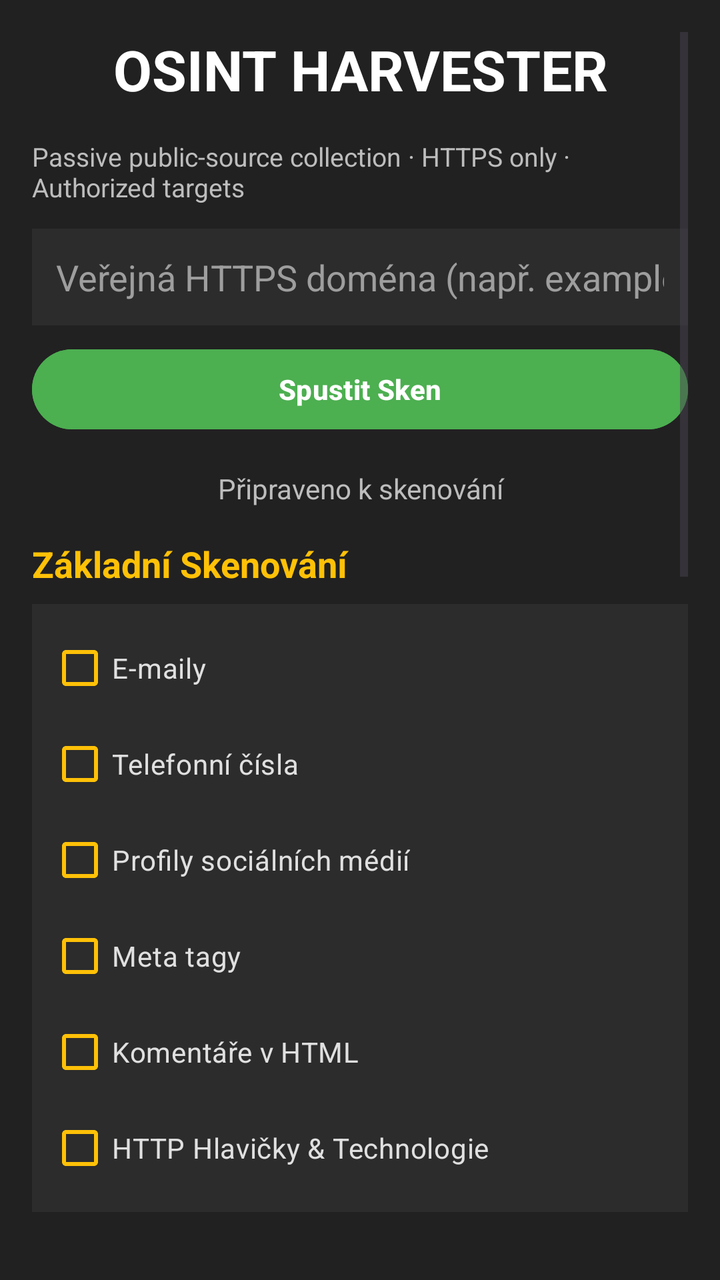
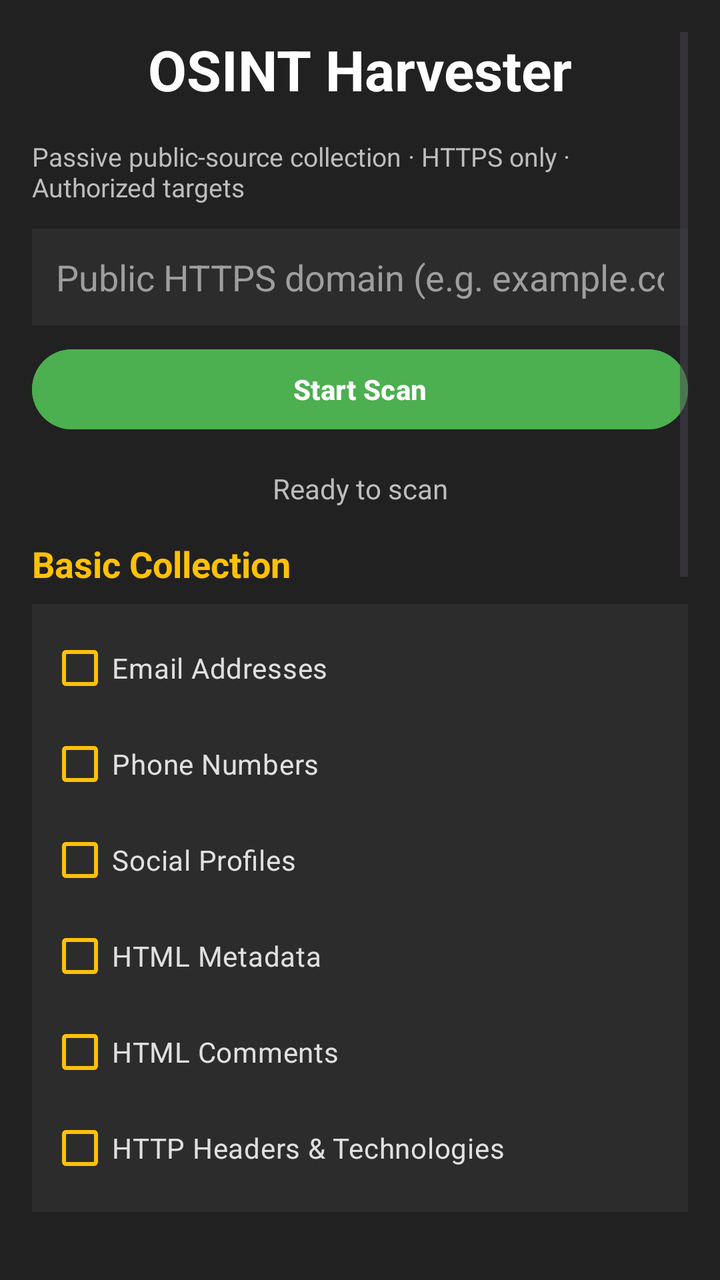

An Android layout rendered at two revisions. The XML below is the earlier revision; the diff shows what the commit changed to produce the second picture.
<!-- AndroidManifest.xml: application theme Theme.OsintHarvester -->
<!-- res/layout/activity_main.xml -->
<?xml version="1.0" encoding="utf-8"?>
<ScrollView xmlns:android="http://schemas.android.com/apk/res/android"
    xmlns:tools="http://schemas.android.com/tools"
    android:layout_width="match_parent"
    android:layout_height="match_parent"
    android:padding="16dp"
    android:background="#212121"
    tools:context=".MainActivity">

    <LinearLayout
        android:layout_width="match_parent"
        android:layout_height="wrap_content"
        android:orientation="vertical">

        
        <TextView
            android:id="@+id/app_title"
            android:layout_width="match_parent"
            android:layout_height="wrap_content"
            android:text="OSINT HARVESTER"
            android:textSize="28sp"
            android:textStyle="bold"
            android:textColor="#FFFFFF"
            android:gravity="center_horizontal"
            android:layout_marginBottom="16dp"/>

        <TextView
            android:layout_width="match_parent"
            android:layout_height="wrap_content"
            android:text="Passive public-source collection · HTTPS only · Authorized targets"
            android:textColor="#BDBDBD"
            android:textSize="13sp"
            android:layout_marginBottom="12dp"/>

        
        <EditText
            android:id="@+id/url_input"
            android:layout_width="match_parent"
            android:layout_height="wrap_content"
            android:hint="Veřejná HTTPS doména (např. example.com)"
            android:textColorHint="#9E9E9E"
            android:inputType="textUri"
            android:background="#2C2C2C"
            android:padding="12dp"
            android:textColor="#E0E0E0"
            android:layout_marginBottom="8dp"/>

        
        <Button
            android:id="@+id/scan_button"
            android:layout_width="match_parent"
            android:layout_height="wrap_content"
            android:text="Spustit Sken"
            android:backgroundTint="#4CAF50"
            android:textColor="#FFFFFF"
            android:textStyle="bold"
            android:layout_marginBottom="16dp"/>

        <Button
            android:id="@+id/cancel_button"
            android:layout_width="match_parent"
            android:layout_height="wrap_content"
            android:text="Zrušit sken"
            android:backgroundTint="#616161"
            android:textColor="#FFFFFF"
            android:visibility="gone"
            android:layout_marginBottom="12dp"/>

        
        <ProgressBar
            android:id="@+id/progress_bar"
            style="?android:attr/progressBarStyleHorizontal"
            android:layout_width="match_parent"
            android:layout_height="wrap_content"
            android:visibility="gone"
            android:indeterminate="true"
            android:indeterminateTint="#03A9F4"
            android:layout_marginBottom="8dp"/>

        <TextView
            android:id="@+id/status_text"
            android:layout_width="match_parent"
            android:layout_height="wrap_content"
            android:text="Připraveno k skenování"
            android:textColor="#BDBDBD"
            android:textSize="14sp"
            android:gravity="center_horizontal"
            android:layout_marginBottom="16dp"/>

        
        <TextView
            android:layout_width="match_parent"
            android:layout_height="wrap_content"
            android:text="Základní Skenování"
            android:textColor="#FFC107"
            android:textSize="18sp"
            android:textStyle="bold"
            android:layout_marginBottom="8dp"/>

        <LinearLayout
            android:layout_width="match_parent"
            android:layout_height="wrap_content"
            android:orientation="vertical"
            android:background="#2C2C2C"
            android:padding="8dp"
            android:layout_marginBottom="16dp">

            <CheckBox android:id="@+id/emails_check"
                android:layout_width="wrap_content"
                android:layout_height="wrap_content"
                android:text="E-maily"
                android:textColor="#E0E0E0"
                android:buttonTint="#FFC107"/>
            <CheckBox android:id="@+id/phones_check"
                android:layout_width="wrap_content"
                android:layout_height="wrap_content"
                android:text="Telefonní čísla"
                android:textColor="#E0E0E0"
                android:buttonTint="#FFC107"/>
            <CheckBox android:id="@+id/social_check"
                android:layout_width="wrap_content"
                android:layout_height="wrap_content"
                android:text="Profily sociálních médií"
                android:textColor="#E0E0E0"
                android:buttonTint="#FFC107"/>
            <CheckBox android:id="@+id/meta_tags_check"
                android:layout_width="wrap_content"
                android:layout_height="wrap_content"
                android:text="Meta tagy"
                android:textColor="#E0E0E0"
                android:buttonTint="#FFC107"/>
            <CheckBox android:id="@+id/comments_check"
                android:layout_width="wrap_content"
                android:layout_height="wrap_content"
                android:text="Komentáře v HTML"
                android:textColor="#E0E0E0"
                android:buttonTint="#FFC107"/>
            <CheckBox android:id="@+id/http_headers_check"
                android:layout_width="wrap_content"
                android:layout_height="wrap_content"
                android:text="HTTP Hlavičky &amp; Technologie"
                android:textColor="#E0E0E0"
                android:buttonTint="#FFC107"/>
        </LinearLayout>

        
        <TextView
            android:layout_width="match_parent"
            android:layout_height="wrap_content"
            android:text="Pokročilé OSINT"
            android:textColor="#FFC107"
            android:textSize="18sp"
            android:textStyle="bold"
            android:layout_marginBottom="8dp"/>

        <LinearLayout
            android:layout_width="match_parent"
            android:layout_height="wrap_content"
            android:orientation="vertical"
            android:background="#2C2C2C"
            android:padding="8dp"
            android:layout_marginBottom="16dp">

            <CheckBox android:id="@+id/subdomains_check"
                android:layout_width="wrap_content"
                android:layout_height="wrap_content"
                android:text="Subdomény (crt.sh)"
                android:textColor="#E0E0E0"
                android:buttonTint="#FFC107"/>

            <CheckBox android:id="@+id/deep_crawl_check"
                android:layout_width="wrap_content"
                android:layout_height="wrap_content"
                android:text="Hluboké skenování (Deep Crawl)"
                android:textColor="#E0E0E0"
                android:buttonTint="#FFC107"/>

            
            <TextView
                android:id="@+id/depth_label"
                android:layout_width="match_parent"
                android:layout_height="wrap_content"
                android:layout_marginStart="8dp"
                android:layout_marginTop="4dp"
                android:layout_marginBottom="4dp"
                android:textColor="#BDBDBD"
                android:text="Hloubka skenování: 1"
                android:textSize="14sp"/>

            <SeekBar
                android:id="@+id/depth_seekbar"
                android:layout_width="match_parent"
                android:layout_height="wrap_content"
                android:layout_marginBottom="8dp"
                android:progressTint="#03A9F4"
                android:thumbTint="#03A9F4"/>

            <CheckBox android:id="@+id/wayback_check"
                android:layout_width="wrap_content"
                android:layout_height="wrap_content"
                android:text="Wayback Machine"
                android:textColor="#E0E0E0"
                android:buttonTint="#FFC107"/>
            <CheckBox android:id="@+id/reverse_ip_check"
                android:layout_width="wrap_content"
                android:layout_height="wrap_content"
                android:text="Reverzní IP lookup"
                android:textColor="#E0E0E0"
                android:buttonTint="#FFC107"/>
            <CheckBox android:id="@+id/dns_records_check"
                android:layout_width="wrap_content"
                android:layout_height="wrap_content"
                android:text="DNS záznamy"
                android:textColor="#E0E0E0"
                android:buttonTint="#FFC107"/>
            <CheckBox android:id="@+id/whois_check"
                android:layout_width="wrap_content"
                android:layout_height="wrap_content"
                android:text="Domain registration (RDAP)"
                android:textColor="#E0E0E0"
                android:buttonTint="#FFC107"/>

            
            <CheckBox android:id="@+id/file_detect_check"
                android:layout_width="wrap_content"
                android:layout_height="wrap_content"
                android:text="Veřejné metadata soubory"
                android:textColor="#E0E0E0"
                android:buttonTint="#FFC107"/>

        </LinearLayout>

        
        <TextView
            android:layout_width="match_parent"
            android:layout_height="wrap_content"
            android:text="Bezpečnostní Analýza"
            android:textColor="#FFC107"
            android:textSize="18sp"
            android:textStyle="bold"
            android:layout_marginBottom="8dp"/>

        <LinearLayout
            android:layout_width="match_parent"
            android:layout_height="wrap_content"
            android:orientation="vertical"
            android:background="#2C2C2C"
            android:padding="8dp"
            android:layout_marginBottom="16dp">

            <CheckBox android:id="@+id/ssl_check"
                android:layout_width="wrap_content"
                android:layout_height="wrap_content"
                android:text="SSL certifikát"
                android:textColor="#E0E0E0"
                android:buttonTint="#FFC107"/>
            <CheckBox android:id="@+id/api_keys_check"
                android:layout_width="wrap_content"
                android:layout_height="wrap_content"
                android:text="Možné API klíče (maskované)"
                android:textColor="#E0E0E0"
                android:buttonTint="#FFC107"/>
            <CheckBox android:id="@+id/error_check"
                android:layout_width="wrap_content"
                android:layout_height="wrap_content"
                android:text="Chybové zprávy"
                android:textColor="#E0E0E0"
                android:buttonTint="#FFC107"/>
            <CheckBox android:id="@+id/directories_check"
                android:layout_width="wrap_content"
                android:layout_height="wrap_content"
                android:text="Veřejné standardní cesty (HEAD)"
                android:textColor="#E0E0E0"
                android:buttonTint="#FFC107"/>
            <CheckBox android:id="@+id/robots_txt_check"
                android:layout_width="wrap_content"
                android:layout_height="wrap_content"
                android:text="robots.txt a Disallow"
                android:textColor="#E0E0E0"
                android:buttonTint="#FFC107"/>
        </LinearLayout>

        
        <TextView
            android:layout_width="match_parent"
            android:layout_height="wrap_content"
            android:text="Výsledky Skenování"
            android:textColor="#FFC107"
            android:textSize="18sp"
            android:textStyle="bold"
            android:layout_marginBottom="8dp"/>

        <LinearLayout
            android:id="@+id/results_container"
            android:layout_width="match_parent"
            android:layout_height="wrap_content"
            android:orientation="vertical"
            android:background="#2C2C2C"
            android:padding="8dp"/>
    </LinearLayout>
</ScrollView>
<!-- resources referenced by this layout -->
<resources>
  <style name="Theme.OsintHarvester" parent="Base.Theme.OsintHarvester" />
  <style name="Base.Theme.OsintHarvester" parent="Theme.Material3.DayNight.NoActionBar">
          
          
      </style>
</resources>

<!-- the commit's change to res/layout/activity_main.xml (unified diff, before → after) -->
@@ -17,7 +17,7 @@
             android:id="@+id/app_title"
             android:layout_width="match_parent"
             android:layout_height="wrap_content"
-            android:text="OSINT HARVESTER"
+            android:text="@string/app_name"
             android:textSize="28sp"
             android:textStyle="bold"
             android:textColor="#FFFFFF"
@@ -27,7 +27,7 @@
         <TextView
             android:layout_width="match_parent"
             android:layout_height="wrap_content"
-            android:text="Passive public-source collection · HTTPS only · Authorized targets"
+            android:text="@string/app_tagline"
             android:textColor="#BDBDBD"
             android:textSize="13sp"
             android:layout_marginBottom="12dp"/>
@@ -37,7 +37,7 @@
             android:id="@+id/url_input"
             android:layout_width="match_parent"
             android:layout_height="wrap_content"
-            android:hint="Veřejná HTTPS doména (např. example.com)"
+            android:hint="@string/target_url_hint"
             android:textColorHint="#9E9E9E"
             android:inputType="textUri"
             android:background="#2C2C2C"
@@ -50,7 +50,7 @@
             android:id="@+id/scan_button"
             android:layout_width="match_parent"
             android:layout_height="wrap_content"
-            android:text="Spustit Sken"
+            android:text="@string/scan_button"
             android:backgroundTint="#4CAF50"
             android:textColor="#FFFFFF"
             android:textStyle="bold"
@@ -60,7 +60,7 @@
             android:id="@+id/cancel_button"
             android:layout_width="match_parent"
             android:layout_height="wrap_content"
-            android:text="Zrušit sken"
+            android:text="@string/cancel_button"
             android:backgroundTint="#616161"
             android:textColor="#FFFFFF"
             android:visibility="gone"
@@ -81,7 +81,7 @@
             android:id="@+id/status_text"
             android:layout_width="match_parent"
             android:layout_height="wrap_content"
-            android:text="Připraveno k skenování"
+            android:text="@string/status_ready"
             android:textColor="#BDBDBD"
             android:textSize="14sp"
             android:gravity="center_horizontal"
@@ -91,7 +91,7 @@
         <TextView
             android:layout_width="match_parent"
             android:layout_height="wrap_content"
-            android:text="Základní Skenování"
+            android:text="@string/section_basic"
             android:textColor="#FFC107"
             android:textSize="18sp"
             android:textStyle="bold"
@@ -108,37 +108,37 @@
             <CheckBox android:id="@+id/emails_check"
                 android:layout_width="wrap_content"
                 android:layout_height="wrap_content"
-                android:text="E-maily"
+                android:text="@string/option_emails"
                 android:textColor="#E0E0E0"
                 android:buttonTint="#FFC107"/>
             <CheckBox android:id="@+id/phones_check"
                 android:layout_width="wrap_content"
                 android:layout_height="wrap_content"
-                android:text="Telefonní čísla"
+                android:text="@string/option_phones"
                 android:textColor="#E0E0E0"
                 android:buttonTint="#FFC107"/>
             <CheckBox android:id="@+id/social_check"
                 android:layout_width="wrap_content"
                 android:layout_height="wrap_content"
-                android:text="Profily sociálních médií"
+                android:text="@string/option_social"
                 android:textColor="#E0E0E0"
                 android:buttonTint="#FFC107"/>
             <CheckBox android:id="@+id/meta_tags_check"
                 android:layout_width="wrap_content"
                 android:layout_height="wrap_content"
-                android:text="Meta tagy"
+                android:text="@string/option_meta"
                 android:textColor="#E0E0E0"
                 android:buttonTint="#FFC107"/>
             <CheckBox android:id="@+id/comments_check"
                 android:layout_width="wrap_content"
                 android:layout_height="wrap_content"
-                android:text="Komentáře v HTML"
+                android:text="@string/option_comments"
                 android:textColor="#E0E0E0"
                 android:buttonTint="#FFC107"/>
             <CheckBox android:id="@+id/http_headers_check"
                 android:layout_width="wrap_content"
                 android:layout_height="wrap_content"
-                android:text="HTTP Hlavičky &amp; Technologie"
+                android:text="@string/option_headers"
                 android:textColor="#E0E0E0"
                 android:buttonTint="#FFC107"/>
         </LinearLayout>
@@ -147,7 +147,7 @@
         <TextView
             android:layout_width="match_parent"
             android:layout_height="wrap_content"
-            android:text="Pokročilé OSINT"
+            android:text="@string/section_advanced"
             android:textColor="#FFC107"
             android:textSize="18sp"
             android:textStyle="bold"
@@ -164,14 +164,14 @@
             <CheckBox android:id="@+id/subdomains_check"
                 android:layout_width="wrap_content"
                 android:layout_height="wrap_content"
-                android:text="Subdomény (crt.sh)"
+                android:text="@string/option_subdomains"
                 android:textColor="#E0E0E0"
                 android:buttonTint="#FFC107"/>
 
             <CheckBox android:id="@+id/deep_crawl_check"
                 android:layout_width="wrap_content"
                 android:layout_height="wrap_content"
-                android:text="Hluboké skenování (Deep Crawl)"
+                android:text="@string/option_deep_crawl"
                 android:textColor="#E0E0E0"
                 android:buttonTint="#FFC107"/>
 
@@ -184,7 +184,7 @@
                 android:layout_marginTop="4dp"
                 android:layout_marginBottom="4dp"
                 android:textColor="#BDBDBD"
-                android:text="Hloubka skenování: 1"
+                android:text="@string/crawl_depth_initial"
                 android:textSize="14sp"/>
 
             <SeekBar
@@ -198,25 +198,25 @@
             <CheckBox android:id="@+id/wayback_check"
                 android:layout_width="wrap_content"
                 android:layout_height="wrap_content"
-                android:text="Wayback Machine"
+                android:text="@string/option_wayback"
                 android:textColor="#E0E0E0"
                 android:buttonTint="#FFC107"/>
             <CheckBox android:id="@+id/reverse_ip_check"
                 android:layout_width="wrap_content"
                 android:layout_height="wrap_content"
-                android:text="Reverzní IP lookup"
+                android:text="@string/option_reverse_ip"
                 android:textColor="#E0E0E0"
                 android:buttonTint="#FFC107"/>
             <CheckBox android:id="@+id/dns_records_check"
                 android:layout_width="wrap_content"
                 android:layout_height="wrap_content"
-                android:text="DNS záznamy"
+                android:text="@string/option_dns"
                 android:textColor="#E0E0E0"
                 android:buttonTint="#FFC107"/>
             <CheckBox android:id="@+id/whois_check"
                 android:layout_width="wrap_content"
                 android:layout_height="wrap_content"
-                android:text="Domain registration (RDAP)"
+                android:text="@string/option_rdap"
                 android:textColor="#E0E0E0"
                 android:buttonTint="#FFC107"/>
 
@@ -224,7 +224,7 @@
             <CheckBox android:id="@+id/file_detect_check"
                 android:layout_width="wrap_content"
                 android:layout_height="wrap_content"
-                android:text="Veřejné metadata soubory"
+                android:text="@string/option_public_files"
                 android:textColor="#E0E0E0"
                 android:buttonTint="#FFC107"/>
 
@@ -234,7 +234,7 @@
         <TextView
             android:layout_width="match_parent"
             android:layout_height="wrap_content"
-            android:text="Bezpečnostní Analýza"
+            android:text="@string/section_security"
             android:textColor="#FFC107"
             android:textSize="18sp"
             android:textStyle="bold"
@@ -251,31 +251,31 @@
             <CheckBox android:id="@+id/ssl_check"
                 android:layout_width="wrap_content"
                 android:layout_height="wrap_content"
-                android:text="SSL certifikát"
+                android:text="@string/option_tls"
                 android:textColor="#E0E0E0"
                 android:buttonTint="#FFC107"/>
             <CheckBox android:id="@+id/api_keys_check"
                 android:layout_width="wrap_content"
                 android:layout_height="wrap_content"
-                android:text="Možné API klíče (maskované)"
+                android:text="@string/option_api_keys"
                 android:textColor="#E0E0E0"
                 android:buttonTint="#FFC107"/>
             <CheckBox android:id="@+id/error_check"
                 android:layout_width="wrap_content"
                 android:layout_height="wrap_content"
-                android:text="Chybové zprávy"
+                android:text="@string/option_errors"
                 android:textColor="#E0E0E0"
                 android:buttonTint="#FFC107"/>
             <CheckBox android:id="@+id/directories_check"
                 android:layout_width="wrap_content"
                 android:layout_height="wrap_content"
-                android:text="Veřejné standardní cesty (HEAD)"
+                android:text="@string/option_public_paths"
                 android:textColor="#E0E0E0"
                 android:buttonTint="#FFC107"/>
             <CheckBox android:id="@+id/robots_txt_check"
                 android:layout_width="wrap_content"
                 android:layout_height="wrap_content"
-                android:text="robots.txt a Disallow"
+                android:text="@string/option_robots"
                 android:textColor="#E0E0E0"
                 android:buttonTint="#FFC107"/>
         </LinearLayout>
@@ -284,7 +284,7 @@
         <TextView
             android:layout_width="match_parent"
             android:layout_height="wrap_content"
-            android:text="Výsledky Skenování"
+            android:text="@string/section_results"
             android:textColor="#FFC107"
             android:textSize="18sp"
             android:textStyle="bold"
<!-- resource entries referenced after the edit -->
@@ -1,5 +1,34 @@
 <!-- resources referenced by this layout -->
 <resources>
+  <string name="app_name">OSINT Harvester</string>
+  <string name="app_tagline">Passive public-source collection · HTTPS only · Authorized targets</string>
+  <string name="cancel_button">Cancel Scan</string>
+  <string name="crawl_depth_initial">Crawl Depth: 1</string>
+  <string name="option_api_keys">Possible API Keys (masked)</string>
+  <string name="option_comments">HTML Comments</string>
+  <string name="option_deep_crawl">Deep Crawl</string>
+  <string name="option_dns">DNS Records</string>
+  <string name="option_emails">Email Addresses</string>
+  <string name="option_errors">Error Messages</string>
+  <string name="option_headers">HTTP Headers &amp; Technologies</string>
+  <string name="option_meta">HTML Metadata</string>
+  <string name="option_phones">Phone Numbers</string>
+  <string name="option_public_files">Public Metadata Files</string>
+  <string name="option_public_paths">Public Standard Paths (HEAD)</string>
+  <string name="option_rdap">Domain Registration (RDAP)</string>
+  <string name="option_reverse_ip">Reverse IP Lookup</string>
+  <string name="option_robots">robots.txt &amp; Disallow Rules</string>
+  <string name="option_social">Social Profiles</string>
+  <string name="option_subdomains">Subdomains (crt.sh)</string>
+  <string name="option_tls">TLS Certificate</string>
+  <string name="option_wayback">Wayback Machine</string>
+  <string name="scan_button">Start Scan</string>
+  <string name="section_advanced">Advanced OSINT</string>
+  <string name="section_basic">Basic Collection</string>
+  <string name="section_results">Scan Results</string>
+  <string name="section_security">Security Analysis</string>
+  <string name="status_ready">Ready to scan</string>
+  <string name="target_url_hint">Public HTTPS domain (e.g. example.com)</string>
   <style name="Theme.OsintHarvester" parent="Base.Theme.OsintHarvester" />
   <style name="Base.Theme.OsintHarvester" parent="Theme.Material3.DayNight.NoActionBar">
           
